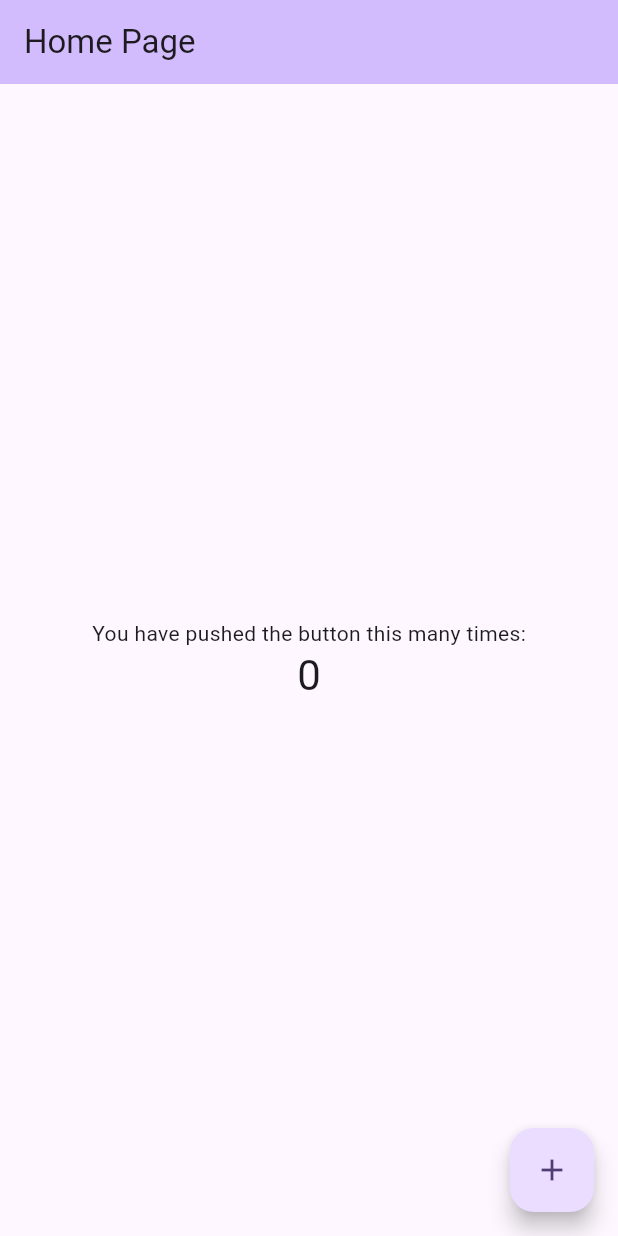
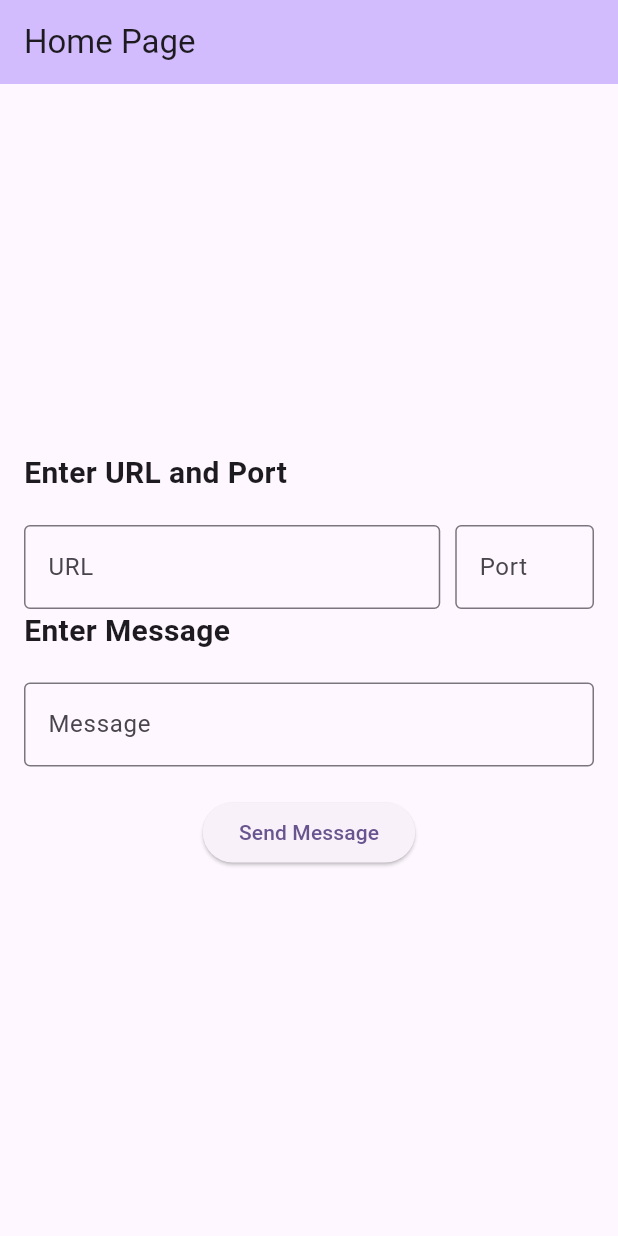
Before and after one commit to javidahmed64592/rpi-ai, a Flutter app: the screen it shows after launch, on a phone screen of 412 x 824 dp. Run offline on Flutter 3.47's test engine with Material 3 defaults, Android fonts, the phone set to English and light mode, and no system bars.

Commit message:
Add POST request to send messages to chatbot

```diff
--- a/ui/lib/main.dart
+++ b/ui/lib/main.dart
@@ -1,4 +1,5 @@
 import 'package:flutter/material.dart';
+import 'package:ui/pages/homepage.dart';
 
 void main() {
   runApp(const MyApp());
@@ -20,50 +21,3 @@ class MyApp extends StatelessWidget {
     );
   }
 }
-
-class MyHomePage extends StatefulWidget {
-  const MyHomePage({super.key, required this.title});
-  final String title;
-
-  @override
-  State<MyHomePage> createState() => _MyHomePageState();
-}
-
-class _MyHomePageState extends State<MyHomePage> {
-  int _counter = 0;
-
-  void _incrementCounter() {
-    setState(() {
-      _counter++;
-    });
-  }
-
-  @override
-  Widget build(BuildContext context) {
-    return Scaffold(
-      appBar: AppBar(
-        backgroundColor: Theme.of(context).colorScheme.inversePrimary,
-        title: Text(widget.title),
-      ),
-      body: Center(
-        child: Column(
-          mainAxisAlignment: MainAxisAlignment.center,
-          children: <Widget>[
-            const Text(
-              'You have pushed the button this many times:',
-            ),
-            Text(
-              '$_counter',
-              style: Theme.of(context).textTheme.headlineMedium,
-            ),
-          ],
-        ),
-      ),
-      floatingActionButton: FloatingActionButton(
-        onPressed: _incrementCounter,
-        tooltip: 'Increment',
-        child: const Icon(Icons.add),
-      ),
-    );
-  }
-}
--- /dev/null
+++ b/ui/lib/pages/homepage.dart
@@ -0,0 +1,170 @@
+import 'package:flutter/material.dart';
+import 'package:flutter/services.dart';
+import 'package:http/http.dart' as http;
+import 'dart:convert';
+
+class MyHomePage extends StatefulWidget {
+  const MyHomePage({super.key, required this.title});
+  final String title;
+
+  @override
+  State<MyHomePage> createState() => _MyHomePageState();
+}
+
+class _MyHomePageState extends State<MyHomePage> {
+  String url = 'http://127.0.0.1';
+  int port = 5000;
+  String message = '';
+
+  void setUrl(String newUrl) {
+    setState(() {
+      url = newUrl;
+    });
+  }
+
+  void setPort(int newPort) {
+    setState(() {
+      port = newPort;
+    });
+  }
+
+  String getFullUrl() {
+    final String fullUrl = '$url:$port';
+    return fullUrl;
+  }
+
+  Widget urlText() {
+    return TextField(
+      decoration: const InputDecoration(
+        border: OutlineInputBorder(),
+        labelText: 'URL',
+      ),
+      onChanged: setUrl,
+    );
+  }
+
+  Widget portText() {
+    return TextField(
+      decoration: const InputDecoration(
+        border: OutlineInputBorder(),
+        labelText: 'Port',
+      ),
+      keyboardType: TextInputType.number,
+      inputFormatters: <TextInputFormatter>[
+        FilteringTextInputFormatter.digitsOnly
+      ],
+      onChanged: (String value) {
+        if (value.isNotEmpty) {
+          setPort(int.parse(value));
+        }
+      },
+    );
+  }
+
+  Widget urlBuilder() {
+    return Column(
+      mainAxisAlignment: MainAxisAlignment.center,
+      children: <Widget>[
+        const Align(
+          alignment: Alignment.centerLeft,
+          child: Text(
+            'Enter URL and Port',
+            style: TextStyle(fontSize: 20, fontWeight: FontWeight.bold),
+          ),
+        ),
+        const SizedBox(height: 20),
+        Row(
+          mainAxisAlignment: MainAxisAlignment.center,
+          children: <Widget>[
+            Expanded(
+              flex: 3,
+              child: urlText(),
+            ),
+            const SizedBox(width: 10),
+            Expanded(
+              flex: 1,
+              child: portText(),
+            ),
+          ],
+        ),
+      ],
+    );
+  }
+
+  // Add a method to send a POST request to full URL
+  void sendMessage(String message) async {
+    final Uri uri = Uri.parse('${getFullUrl()}/chat');
+    print('Sending message to $uri');
+    final response = await http.post(
+      uri,
+      headers: <String, String>{
+        'Content-Type': 'application/json; charset=UTF-8',
+      },
+      body: jsonEncode(<String, String>{
+        'message': message,
+      }),
+    );
+
+    if (response.statusCode == 200) {
+      print('Message sent successfully: ${response.body}');
+    } else {
+      print('Failed to send message: ${response.statusCode}');
+    }
+  }
+
+  Widget messageInterface() {
+    return Column(
+      mainAxisAlignment: MainAxisAlignment.center,
+      children: <Widget>[
+        const Align(
+          alignment: Alignment.centerLeft,
+          child: Text(
+            'Enter Message',
+            style: TextStyle(fontSize: 20, fontWeight: FontWeight.bold),
+          ),
+        ),
+        const SizedBox(height: 20),
+        TextField(
+          decoration: const InputDecoration(
+            border: OutlineInputBorder(),
+            labelText: 'Message',
+          ),
+          onChanged: (String value) {
+            setState(() {
+              message = value;
+            });
+          },
+        ),
+        const SizedBox(height: 20),
+        ElevatedButton(
+          onPressed: () {
+            sendMessage(message);
+          },
+          child: const Text('Send Message'),
+        ),
+      ],
+    );
+  }
+
+  @override
+  Widget build(BuildContext context) {
+    return Scaffold(
+      appBar: AppBar(
+        backgroundColor: Theme.of(context).colorScheme.inversePrimary,
+        title: Text(widget.title),
+      ),
+      body: Center(
+        child: Padding(
+          padding: const EdgeInsets.all(16.0),
+          child: Column(
+            mainAxisAlignment: MainAxisAlignment.center,
+            children: <Widget>[
+              urlBuilder(),
+              messageInterface(),
+            ],
+          ),
+        ),
+      ),
+    );
+  }
+}
```
Also changed, not shown: 1 other file.
